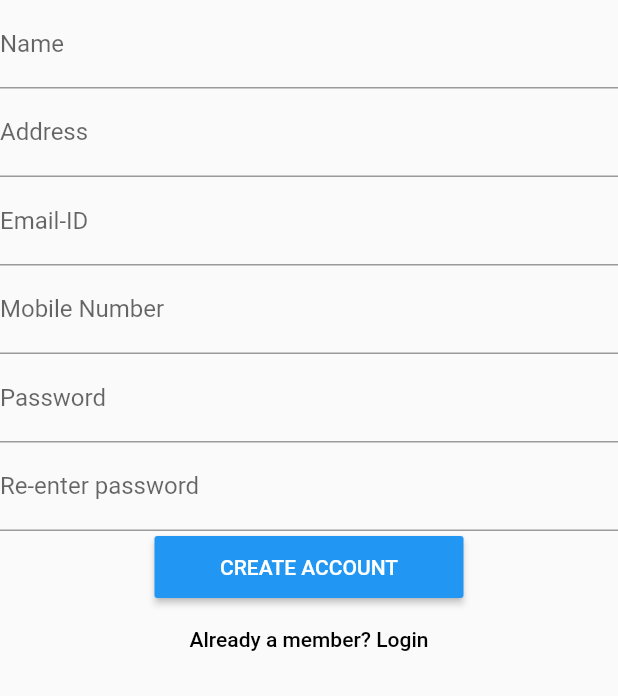
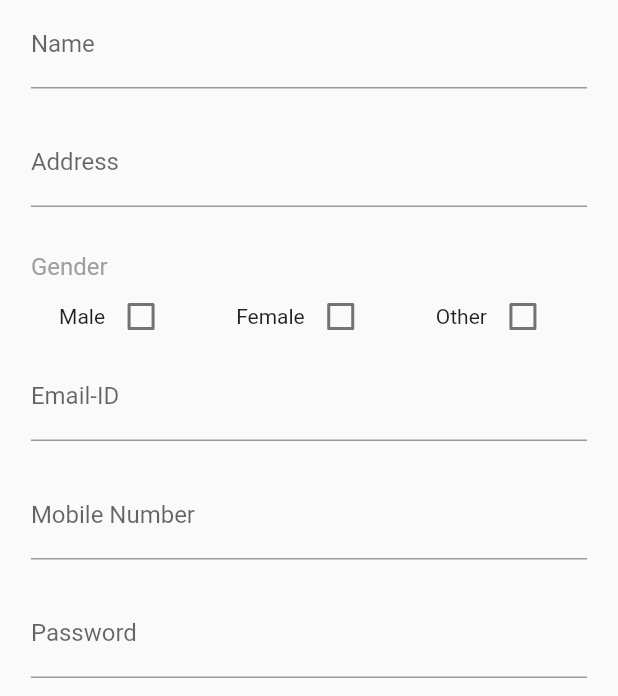
Before and after one commit to ayugupt/SukhmayApp, a Flutter app: the VolunteerSignup screen opened directly, on a phone screen of 412 x 824 dp, the part 540-1236 px from its top. Run offline on Flutter 3.47's test engine with Material 2 defaults, Android fonts, the phone set to English and light mode, and no system bars.

Commit message:
2nd commit

```diff
--- a/lib/homePage.dart
+++ b/lib/homePage.dart
@@ -21,7 +21,7 @@ class HomePageState extends State<HomePage> {
             ),
             decoration: BoxDecoration(color: Colors.black),
             width: MediaQuery.of(c).size.width * 0.7,
-            height: MediaQuery.of(c).size.height * 0.5,
+            height: MediaQuery.of(c).size.width * 0.7,
           ),
         );
       },
--- a/lib/volunteerSignup.dart
+++ b/lib/volunteerSignup.dart
@@ -10,10 +10,63 @@ class VolunteerSignupState extends State<VolunteerSignup> {
   String _email, _password, _name, address, age, mobileNum, gender;
   final passwordController = TextEditingController();
 
+  final double ratio = 0.9;
+  final double gap = 20;
+
+  bool male = false, female = false, other = false;
+
   @override
   void dispose() {
     passwordController.dispose();
     super.dispose();
+  }
+
+  Widget genderCheck() {
+    return Container(
+        child: Row(
+      children: [
+        Row(
+          children: <Widget>[
+            Text("Male"),
+            Checkbox(
+              value: male,
+              onChanged: (value) {
+                setState(() {
+                  male = value;
+                });
+              },
+            )
+          ],
+        ),
+        Row(
+          children: <Widget>[
+            Text("Female"),
+            Checkbox(
+              value: female,
+              onChanged: (value) {
+                setState(() {
+                  female = value;
+                });
+              },
+            )
+          ],
+        ),
+        Row(
+          children: <Widget>[
+            Text("Other"),
+            Checkbox(
+              value: other,
+              onChanged: (value) {
+                setState(() {
+                  other = value;
+                });
+              },
+            )
+          ],
+        ),
+      ],
+      mainAxisAlignment: MainAxisAlignment.spaceEvenly,
+    ));
   }
 
   @override
@@ -26,40 +79,85 @@ class VolunteerSignupState extends State<VolunteerSignup> {
           ),
           Form(
             key: formKey,
-              child: SizedBox(
             child: Column(
               children: <Widget>[
-                    TextFormField(
+                Container(
+                  child: TextFormField(
                     decoration: InputDecoration(labelText: "Name"),
                     onSaved: (input) => _name = input,
                   ),
-                    TextFormField(
+                  width: MediaQuery.of(context).size.width * ratio,
+                ),
+                SizedBox(
+                  height: gap,
+                ),
+                Container(
+                  child: TextFormField(
                     decoration: InputDecoration(labelText: "Address"),
                     onSaved: (input) => address = input,
                   ),
-                    TextFormField(
+                  width: MediaQuery.of(context).size.width * ratio,
+                ),
+                SizedBox(
+                  height: gap,
+                ),
+                Padding(
+                  child: Align(
+                    child: Text(
+                      "Gender",
+                      style: TextStyle(color: Colors.grey, fontSize: 16),
+                    ),
+                    alignment: Alignment.centerLeft,
+                  ),
+                  padding: EdgeInsets.fromLTRB(
+                      MediaQuery.of(context).size.width * 0.05, 10, 0, 0),
+                ),
+                genderCheck(),
+                Container(
+                    child: TextFormField(
                       decoration: InputDecoration(labelText: "Email-ID"),
                       validator: (input) =>
                           !input.contains('@') ? "Not a valid email-ID" : null,
                       onSaved: (input) => _email = input,
                     ),
-                    TextFormField(
+                    width: MediaQuery.of(context).size.width * ratio),
+                SizedBox(
+                  height: gap,
+                ),
+                Container(
+                  child: TextFormField(
                     decoration: InputDecoration(labelText: "Mobile Number"),
                     validator: (input) =>
                         input.length != 10 ? "Invalid Mobile Number" : null,
                     onSaved: (input) => mobileNum = input,
                   ),
-                    TextFormField(
+                  width: MediaQuery.of(context).size.width * ratio,
+                ),
+                SizedBox(
+                  height: gap,
+                ),
+                Container(
+                  child: TextFormField(
                     decoration: InputDecoration(labelText: "Password"),
                     onSaved: (input) => _password = input,
                     controller: passwordController,
                   ),
-                    TextFormField(
-                      decoration:
-                          InputDecoration(labelText: "Re-enter password"),
+                  width: MediaQuery.of(context).size.width * ratio,
+                ),
+                SizedBox(
+                  height: gap,
+                ),
+                Container(
+                  child: TextFormField(
+                    decoration: InputDecoration(labelText: "Re-enter password"),
                     validator: (input) => input != passwordController.text
                         ? "Password re-entered incorrectly"
                         : null,
+                  ),
+                  width: MediaQuery.of(context).size.width * ratio,
+                ),
+                SizedBox(
+                  height: 20,
                 ),
                 ButtonTheme(
                   child: RaisedButton(
@@ -71,7 +169,7 @@ class VolunteerSignupState extends State<VolunteerSignup> {
                       submit();
                     },
                   ),
-                      minWidth: MediaQuery.of(context).size.width * 0.5,
+                  minWidth: MediaQuery.of(context).size.width * 0.6,
                   height: MediaQuery.of(context).size.width * 0.1,
                 ),
                 ButtonTheme(
@@ -87,14 +185,13 @@ class VolunteerSignupState extends State<VolunteerSignup> {
                       }));
                     },
                   ),
-                      minWidth: MediaQuery.of(context).size.width * 0.5,
+                  minWidth: MediaQuery.of(context).size.width * 0.6,
                   height: MediaQuery.of(context).size.width * 0.1,
                   buttonColor: Colors.white,
                 ),
               ],
             ),
-                width: MediaQuery.of(context).size.width * 0.7,
-              ))
+          )
         ],
       ),
     );
```
Lines whose indentation alone changed are shown as unchanged.
